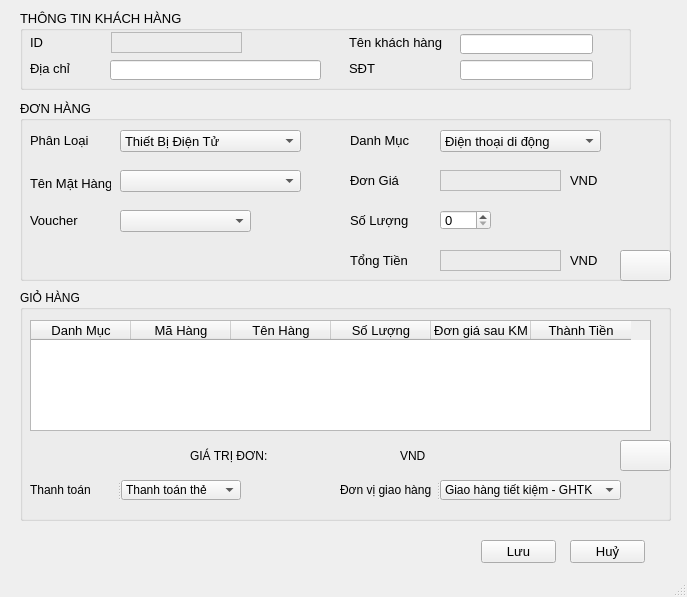
First picture: the form in taodonhang.ui, repository si13ncer/DoAnCTDL, before the edit.
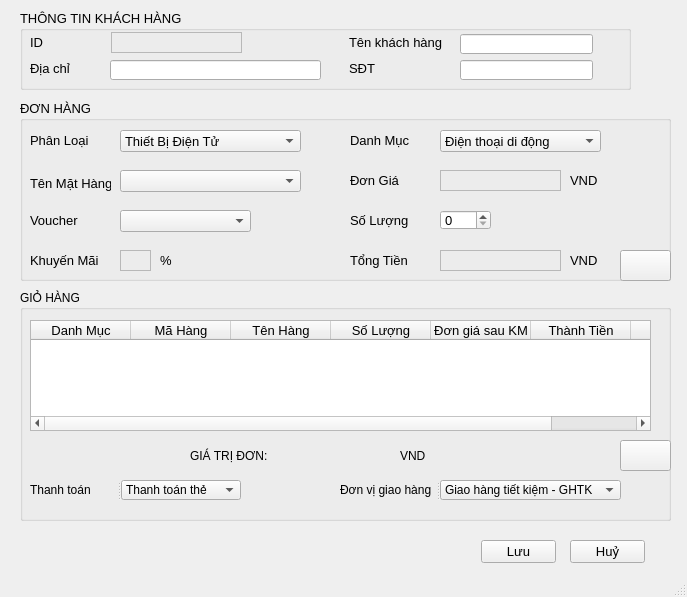
Second picture: the form after the edit. Icons and pictures are not drawn.

Diff of the .ui file:
```diff
--- a/taodonhang.ui
+++ b/taodonhang.ui
@@ -542,6 +542,48 @@
       <string>Đơn Giá</string>
      </property>
     </widget>
+    <widget class="QLabel" name="label_19">
+     <property name="geometry">
+      <rect>
+       <x>10</x>
+       <y>150</y>
+       <width>71</width>
+       <height>21</height>
+      </rect>
+     </property>
+     <property name="text">
+      <string>Khuyến Mãi</string>
+     </property>
+    </widget>
+    <widget class="QLabel" name="label_20">
+     <property name="geometry">
+      <rect>
+       <x>140</x>
+       <y>150</y>
+       <width>21</width>
+       <height>21</height>
+      </rect>
+     </property>
+     <property name="text">
+      <string>%</string>
+     </property>
+    </widget>
+    <widget class="QLabel" name="lblKm">
+     <property name="geometry">
+      <rect>
+       <x>100</x>
+       <y>150</y>
+       <width>31</width>
+       <height>21</height>
+      </rect>
+     </property>
+     <property name="frameShape">
+      <enum>QFrame::StyledPanel</enum>
+     </property>
+     <property name="text">
+      <string/>
+     </property>
+    </widget>
    </widget>
    <widget class="QGroupBox" name="groupBox_3">
     <property name="geometry">
@@ -561,6 +603,9 @@
      <string>GIỎ HÀNG</string>
     </property>
     <widget class="QTableWidget" name="tblGiohang">
+     <property name="enabled">
+      <bool>true</bool>
+     </property>
      <property name="geometry">
       <rect>
        <x>10</x>
@@ -604,6 +649,11 @@
        <string>Thành Tiền</string>
       </property>
      </column>
+     <column>
+      <property name="text">
+       <string>Ghi Chú</string>
+      </property>
+     </column>
     </widget>
     <widget class="QPushButton" name="btnXoakhoigio">
      <property name="geometry">
```
